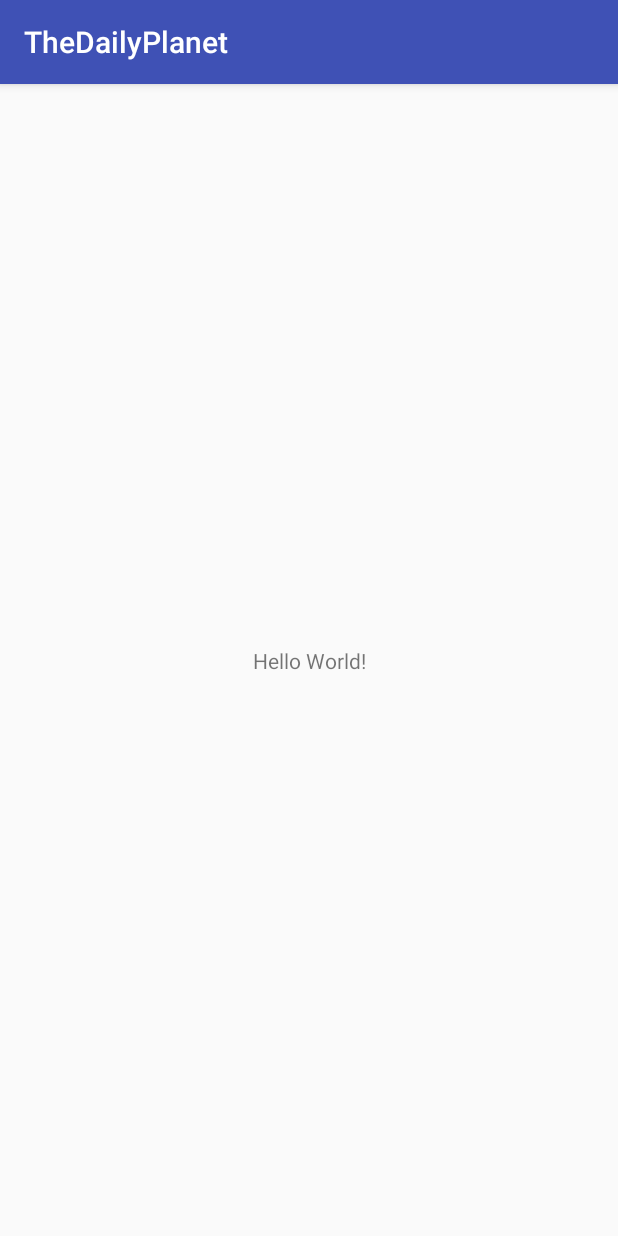
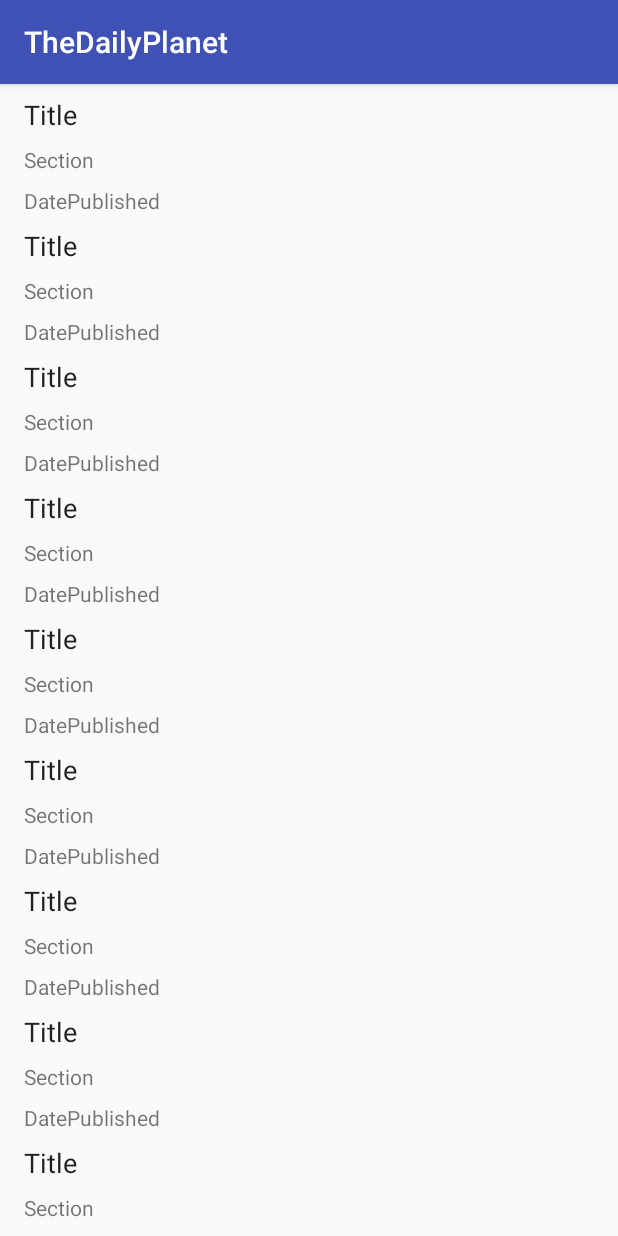
Before and after one commit to namclu/TheDailyPlanet, an Android app: the screen it shows after launch (DailyPlanetActivity), on a phone screen of 412 x 824 dp. Run offline under Robolectric (Android 15) with nearby library versions, the phone set to English and light mode, and no system bars.

Commit message:
1: Add RecyclerView to DailyPlanetActivity w News test data
- implement LoaderManager.LoaderCallbacks in DailyPlanetActivity

```diff
--- a/app/build.gradle
+++ b/app/build.gradle
@@ -27,5 +27,5 @@ dependencies {
     compile 'com.android.support:appcompat-v7:25.3.1'
     compile 'com.android.support.constraint:constraint-layout:1.0.2'
     testCompile 'junit:junit:4.12'
-    compile 'com.android.support:recyclerview-v7:26.0.0-alpha1'
+    compile 'com.android.support:recyclerview-v7:25.3.1'
 }
--- a/app/src/main/java/com/namclu/android/thedailyplanet/ui/activities/DailyPlanetActivity.java
+++ b/app/src/main/java/com/namclu/android/thedailyplanet/ui/activities/DailyPlanetActivity.java
@@ -1,15 +1,87 @@
 package com.namclu.android.thedailyplanet.ui.activities;
 
+import android.app.LoaderManager;
+import android.content.Context;
+import android.content.Loader;
+import android.net.ConnectivityManager;
+import android.net.NetworkInfo;
+import android.os.Bundle;
 import android.support.v7.app.AppCompatActivity;
-import android.os.Bundle;
+import android.support.v7.widget.DefaultItemAnimator;
+import android.support.v7.widget.LinearLayoutManager;
+import android.support.v7.widget.RecyclerView;
 
 import com.namclu.android.thedailyplanet.R;
+import com.namclu.android.thedailyplanet.api.models.News;
+import com.namclu.android.thedailyplanet.ui.adapters.NewsItemsAdapter;
 
-public class DailyPlanetActivity extends AppCompatActivity {
+import java.util.ArrayList;
+import java.util.List;
+
+public class DailyPlanetActivity extends AppCompatActivity implements
+        LoaderManager.LoaderCallbacks<List<News>>{
+
+    private static final String TAG = DailyPlanetActivity.class.getName();
+
+    private List<News> mNews;
+    private NewsItemsAdapter mNewsItemsAdapter;
+    private RecyclerView mRecyclerView;
 
     @Override
     protected void onCreate(Bundle savedInstanceState) {
         super.onCreate(savedInstanceState);
         setContentView(R.layout.activity_daily_planet);
+
+        // Init fields
+        mNews = new ArrayList<>();
+        mNewsItemsAdapter = new NewsItemsAdapter(mNews);
+        mRecyclerView = (RecyclerView) findViewById(R.id.recycler_daily_planet);
+
+        // RecyclerView stuff
+        mRecyclerView.setLayoutManager(new LinearLayoutManager(this));
+        mRecyclerView.setItemAnimator(new DefaultItemAnimator());
+        mRecyclerView.setAdapter(mNewsItemsAdapter);
+
+        // Add dummy data
+        mNews.add(new News("Title", "Section", "DatePublished", "Web URL"));
+        mNews.add(new News("Title", "Section", "DatePublished", "Web URL"));
+        mNews.add(new News("Title", "Section", "DatePublished", "Web URL"));
+        mNews.add(new News("Title", "Section", "DatePublished", "Web URL"));
+        mNews.add(new News("Title", "Section", "DatePublished", "Web URL"));
+        mNews.add(new News("Title", "Section", "DatePublished", "Web URL"));
+        mNews.add(new News("Title", "Section", "DatePublished", "Web URL"));
+        mNews.add(new News("Title", "Section", "DatePublished", "Web URL"));
+        mNews.add(new News("Title", "Section", "DatePublished", "Web URL"));
+        mNews.add(new News("Title", "Section", "DatePublished", "Web URL"));
+
+        try {
+            ConnectivityManager connectivityManager =
+                    (ConnectivityManager) getSystemService(Context.CONNECTIVITY_SERVICE);
+
+            NetworkInfo networkInfo = connectivityManager.getActiveNetworkInfo();
+
+            if (networkInfo != null && networkInfo.isConnectedOrConnecting()) {
+
+            } else {
+
+            }
+        } catch (Exception e) {
+
+        }
+    }
+
+    @Override
+    public Loader<List<News>> onCreateLoader(int i, Bundle bundle) {
+        return null;
+    }
+
+    @Override
+    public void onLoadFinished(Loader<List<News>> loader, List<News> news) {
+
+    }
+
+    @Override
+    public void onLoaderReset(Loader<List<News>> loader) {
+
     }
 }
--- a/app/src/main/res/layout/activity_daily_planet.xml
+++ b/app/src/main/res/layout/activity_daily_planet.xml
@@ -7,10 +7,10 @@
     android:layout_height="match_parent"
     tools:context="com.namclu.android.thedailyplanet.ui.activities.DailyPlanetActivity">
 
-    <TextView
-        android:layout_width="wrap_content"
-        android:layout_height="wrap_content"
-        android:text="Hello World!"
+    <android.support.v7.widget.RecyclerView
+        android:id="@+id/recycler_daily_planet"
+        android:layout_width="0dp"
+        android:layout_height="0dp"
         app:layout_constraintBottom_toBottomOf="parent"
         app:layout_constraintLeft_toLeftOf="parent"
         app:layout_constraintRight_toRightOf="parent"
--- a/app/src/main/res/layout/news_list_item.xml
+++ b/app/src/main/res/layout/news_list_item.xml
@@ -5,7 +5,7 @@
     xmlns:tools="http://schemas.android.com/tools"
     android:orientation="vertical"
     android:layout_width="match_parent"
-    android:layout_height="match_parent">
+    android:layout_height="wrap_content">
 
     <TextView
         android:id="@+id/text_news_item_title"
```
